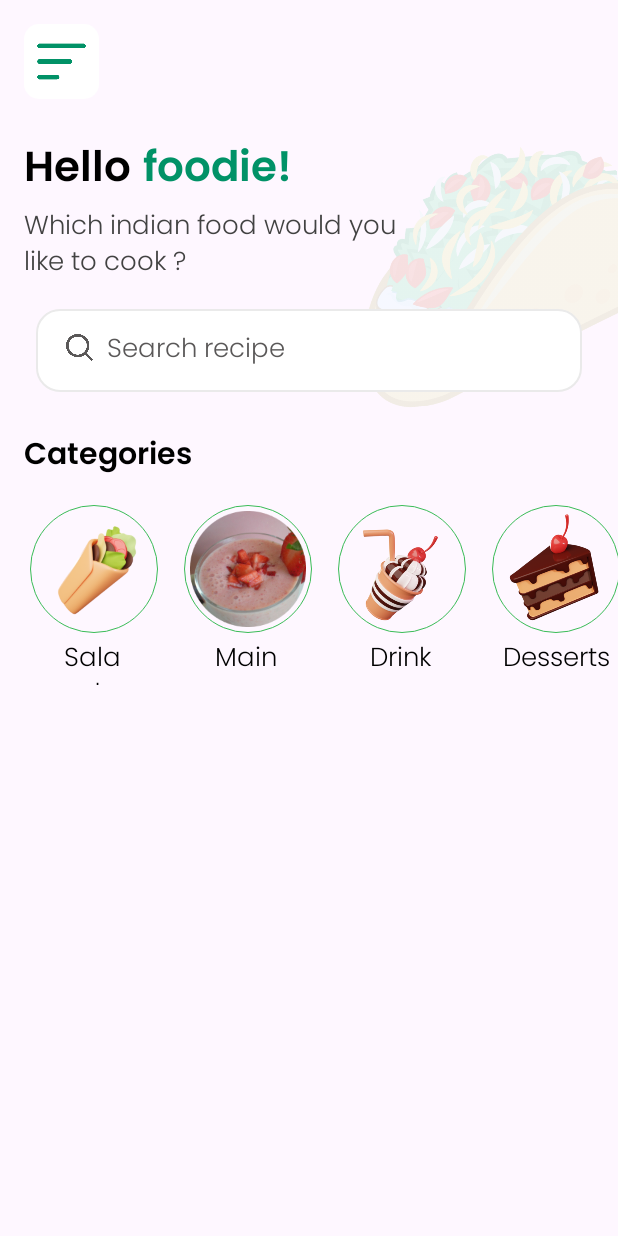
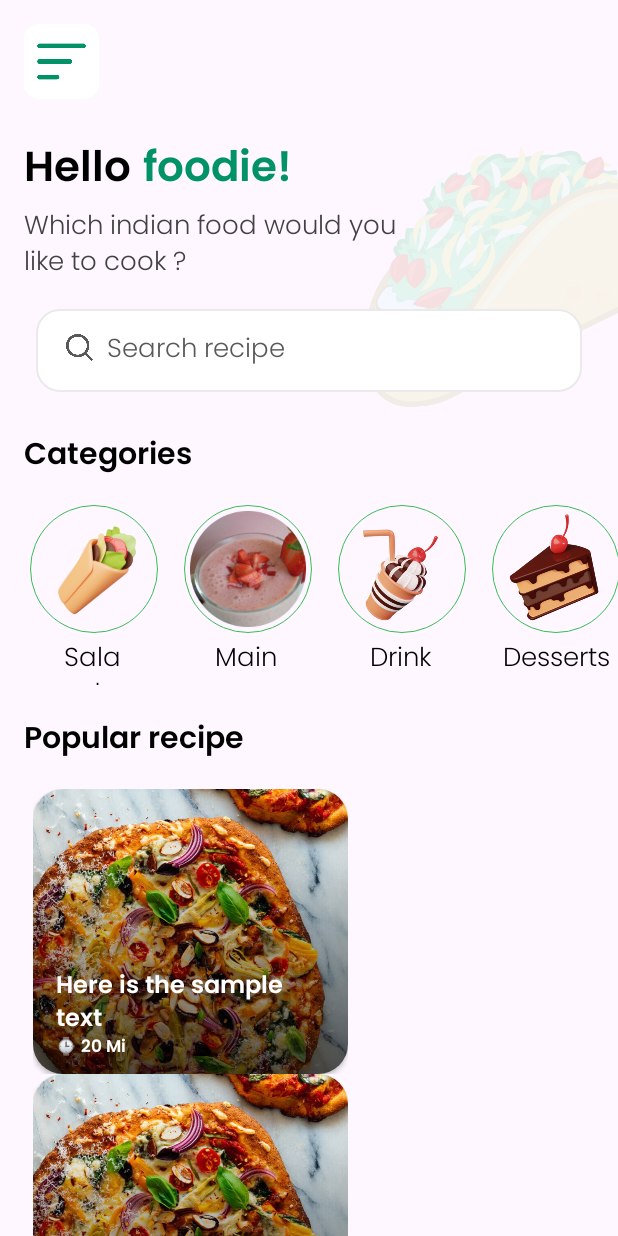
Before and after one commit to YashNagare/Recipes-App, an Android app: the layout activity_home.xml on its own in the app's theme, with its tools: preview values and no code run, on a phone screen of 412 x 824 dp. Run offline under Robolectric (Android 15) with nearby library versions, the phone set to English and light mode, and no system bars.

Commit message:
Done with Homepage Layout

```diff
--- a/app/src/main/res/layout/activity_home.xml
+++ b/app/src/main/res/layout/activity_home.xml
@@ -109,6 +109,7 @@
         app:layout_constraintTop_toBottomOf="@+id/editTextText" />
 
     <HorizontalScrollView
+        android:id="@+id/horizontalScrollView"
         android:layout_width="match_parent"
         android:layout_height="wrap_content"
         android:scrollbars="none"
@@ -119,9 +120,9 @@
         <RelativeLayout
             android:layout_width="match_parent"
             android:layout_height="135dp"
+            android:orientation="vertical"
             android:paddingLeft="20dp"
-            android:paddingRight="20dp"
-            android:orientation="vertical">
+            android:paddingRight="20dp">
 
             <ImageView
                 android:id="@+id/salad"
@@ -149,10 +150,10 @@
             <ImageView
                 android:id="@+id/mainDish"
                 style="@style/my_Style"
+                android:layout_marginStart="17dp"
+                android:layout_toEndOf="@id/salad"
                 android:background="@drawable/category_card_bc"
-                app:srcCompat="@drawable/drinks"
-                android:layout_marginStart="17dp"
-                android:layout_toEndOf="@id/salad"/>
+                app:srcCompat="@drawable/drinks" />
 
             <TextView
                 android:layout_width="wrap_content"
@@ -173,10 +174,10 @@
             <ImageView
                 android:id="@+id/Drinks"
                 style="@style/my_Style"
+                android:layout_marginStart="17dp"
+                android:layout_toEndOf="@id/mainDish"
                 android:background="@drawable/category_card_bc"
-                app:srcCompat="@drawable/catergory_drinks"
-                android:layout_marginStart="17dp"
-                android:layout_toEndOf="@id/mainDish"/>
+                app:srcCompat="@drawable/catergory_drinks" />
 
             <TextView
                 android:layout_width="wrap_content"
@@ -197,10 +198,10 @@
             <ImageView
                 android:id="@+id/Desserts"
                 style="@style/my_Style"
+                android:layout_marginStart="17dp"
+                android:layout_toEndOf="@id/Drinks"
                 android:background="@drawable/category_card_bc"
-                app:srcCompat="@drawable/category_dessert"
-                android:layout_marginStart="17dp"
-                android:layout_toEndOf="@id/Drinks"/>
+                app:srcCompat="@drawable/category_dessert" />
 
             <TextView
                 android:layout_width="wrap_content"
@@ -222,5 +223,28 @@
         </RelativeLayout>
     </HorizontalScrollView>
 
+    <TextView
+        android:id="@+id/textView9"
+        android:layout_width="270dp"
+        android:layout_height="wrap_content"
+        android:layout_marginTop="20dp"
+        android:fontFamily="@font/poppins"
+        android:text="Popular recipe"
+        android:textColor="@color/black"
+        android:textSize="20sp"
+        app:layout_constraintStart_toStartOf="@+id/textView5"
+        app:layout_constraintTop_toBottomOf="@+id/horizontalScrollView" />
+
+    <androidx.recyclerview.widget.RecyclerView
+        android:id="@+id/rv_popular"
+        android:layout_width="match_parent"
+        android:layout_height="0dp"
+        android:layout_marginTop="15dp"
+        app:layout_constraintBottom_toBottomOf="parent"
+        app:layout_constraintEnd_toEndOf="parent"
+        app:layout_constraintStart_toStartOf="parent"
+        app:layout_constraintTop_toBottomOf="@+id/textView9"
+        tools:listitem="@layout/popular_rv_item" />
+
 
 </androidx.constraintlayout.widget.ConstraintLayout>
--- /dev/null
+++ b/app/src/main/res/layout/popular_rv_item.xml
@@ -0,0 +1,55 @@
+<?xml version="1.0" encoding="utf-8"?>
+<LinearLayout xmlns:android="http://schemas.android.com/apk/res/android"
+    xmlns:app="http://schemas.android.com/apk/res-auto"
+    android:layout_width="wrap_content"
+    android:layout_height="wrap_content"
+    android:layout_marginStart="22dp">
+
+    <androidx.cardview.widget.CardView
+        android:layout_width="210dp"
+        android:layout_height="190dp"
+        app:cardCornerRadius="20dp">
+
+        <ImageView
+            android:id="@+id/popular_img"
+            android:layout_width="match_parent"
+            android:layout_height="match_parent"
+            android:foreground="?android:attr/selectableItemBackground"
+            android:scaleType="centerCrop"
+            android:src="@drawable/pizza_sample" />
+
+        <ImageView
+            android:id="@+id/img_gradient"
+            android:layout_width="match_parent"
+            android:layout_height="150dp"
+            android:layout_gravity="bottom"
+            android:src="@drawable/image_btm_overlay" />
+
+        <TextView
+            android:id="@+id/popular_txt"
+            android:layout_width="wrap_content"
+            android:layout_height="wrap_content"
+            android:layout_gravity="bottom"
+            android:fontFamily="@font/poppins"
+            android:paddingStart="15dp"
+            android:paddingEnd="15dp"
+            android:paddingBottom="22dp"
+            android:text="Here is the sample text"
+            android:textColor="@color/white"
+            android:textSize="16sp" />
+
+        <TextView
+            android:id="@+id/popular_time"
+            android:layout_width="wrap_content"
+            android:layout_height="wrap_content"
+            android:layout_gravity="bottom"
+            android:layout_marginStart="15dp"
+            android:layout_marginBottom="7dp"
+            android:fontFamily="@font/poppins"
+            android:maxLength="7"
+            android:text="⌚ 20 Mins"
+            android:textColor="@color/white"
+            android:textSize="11sp" />
+
+    </androidx.cardview.widget.CardView>
+</LinearLayout>
```
Also changed, not shown: app/src/main/java/com/practice/recipesapp/AppDatabase.kt (added, +9 -0 lines), app/src/main/java/com/practice/recipesapp/HomeActivity.kt (+36 -1 lines), app/src/main/java/com/practice/recipesapp/PopularAdapter.kt (added, +36 -0 lines), app/src/main/java/com/practice/recipesapp/Recipe.kt (added, +17 -0 lines).
